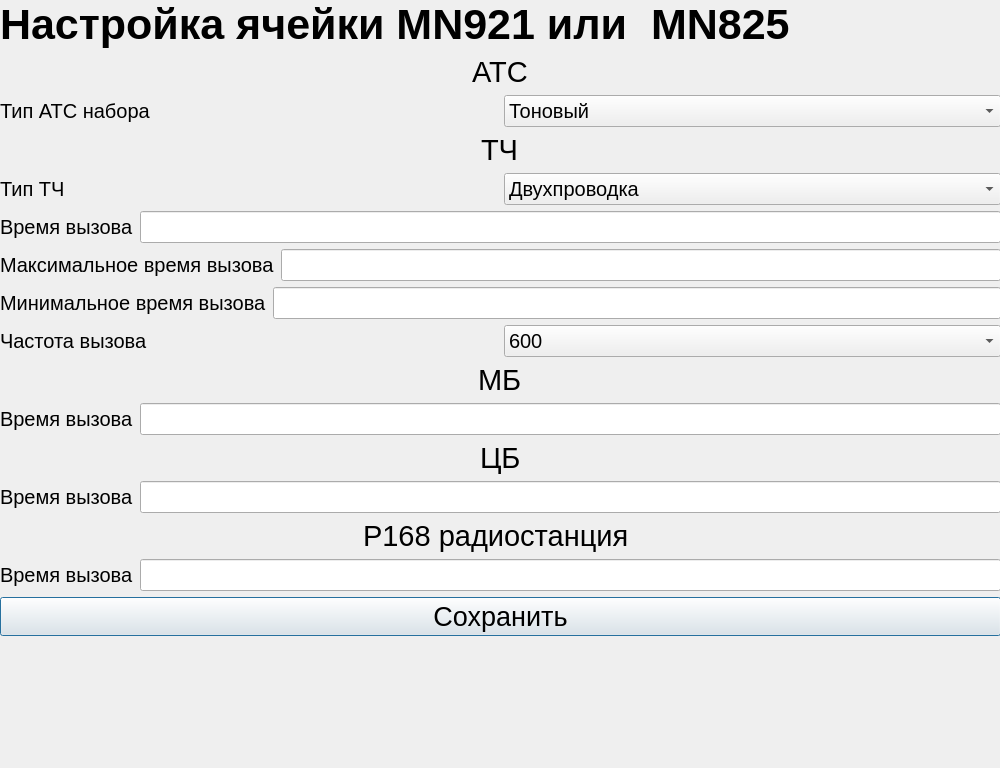
Old version of the form FSMConfigCCK/mn921channelcfg.ui in the repository fsmos/FSMServer.
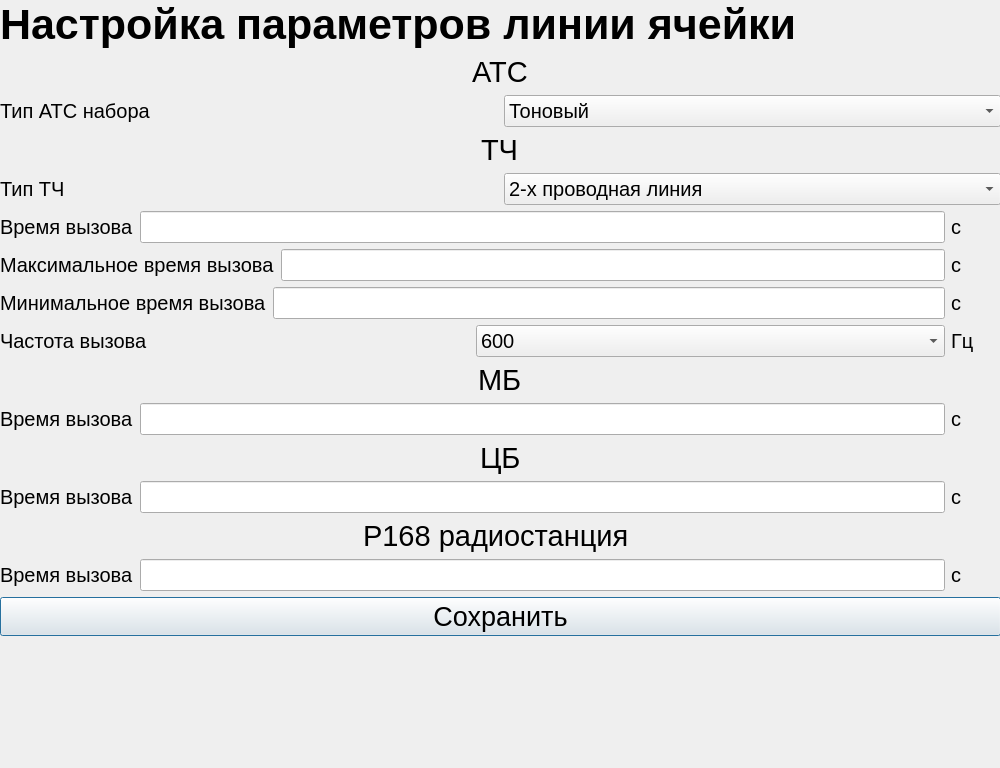
New version of the form.

Patch:
```diff
--- a/FSMConfigCCK/mn921channelcfg.ui
+++ b/FSMConfigCCK/mn921channelcfg.ui
@@ -49,7 +49,7 @@
            </font>
           </property>
           <property name="text">
-           <string>Настройка ячейки MN921 или  MN825 </string>
+           <string>Настройка параметров линии ячейки</string>
           </property>
          </widget>
         </item>
@@ -141,7 +141,7 @@
               </property>
               <item>
                <property name="text">
-                <string>Двухпроводка</string>
+                <string>2-х проводная линия</string>
                </property>
               </item>
               <item>
@@ -181,6 +181,24 @@
               </property>
              </widget>
             </item>
+            <item>
+             <widget class="QLabel" name="label_15">
+              <property name="minimumSize">
+               <size>
+                <width>50</width>
+                <height>0</height>
+               </size>
+              </property>
+              <property name="font">
+               <font>
+                <pointsize>15</pointsize>
+               </font>
+              </property>
+              <property name="text">
+               <string>с</string>
+              </property>
+             </widget>
+            </item>
            </layout>
           </item>
           <item>
@@ -206,6 +224,24 @@
               </property>
              </widget>
             </item>
+            <item>
+             <widget class="QLabel" name="label_16">
+              <property name="minimumSize">
+               <size>
+                <width>50</width>
+                <height>0</height>
+               </size>
+              </property>
+              <property name="font">
+               <font>
+                <pointsize>15</pointsize>
+               </font>
+              </property>
+              <property name="text">
+               <string>с</string>
+              </property>
+             </widget>
+            </item>
            </layout>
           </item>
           <item>
@@ -231,6 +267,24 @@
               </property>
              </widget>
             </item>
+            <item>
+             <widget class="QLabel" name="label_17">
+              <property name="minimumSize">
+               <size>
+                <width>50</width>
+                <height>0</height>
+               </size>
+              </property>
+              <property name="font">
+               <font>
+                <pointsize>15</pointsize>
+               </font>
+              </property>
+              <property name="text">
+               <string>с</string>
+              </property>
+             </widget>
+            </item>
            </layout>
           </item>
           <item>
@@ -266,6 +320,36 @@
               </item>
              </widget>
             </item>
+            <item>
+             <widget class="QLabel" name="label_21">
+              <property name="minimumSize">
+               <size>
+                <width>50</width>
+                <height>0</height>
+               </size>
+              </property>
+              <property name="maximumSize">
+               <size>
+                <width>50</width>
+                <height>16777215</height>
+               </size>
+              </property>
+              <property name="sizeIncrement">
+               <size>
+                <width>50</width>
+                <height>0</height>
+               </size>
+              </property>
+              <property name="font">
+               <font>
+                <pointsize>15</pointsize>
+               </font>
+              </property>
+              <property name="text">
+               <string>Гц</string>
+              </property>
+             </widget>
+            </item>
            </layout>
           </item>
          </layout>
@@ -309,6 +393,24 @@
             </property>
            </widget>
           </item>
+          <item>
+           <widget class="QLabel" name="label_18">
+            <property name="minimumSize">
+             <size>
+              <width>50</width>
+              <height>0</height>
+             </size>
+            </property>
+            <property name="font">
+             <font>
+              <pointsize>15</pointsize>
+             </font>
+            </property>
+            <property name="text">
+             <string>с</string>
+            </property>
+           </widget>
+          </item>
          </layout>
         </item>
        </layout>
@@ -350,6 +452,24 @@
             </property>
            </widget>
           </item>
+          <item>
+           <widget class="QLabel" name="label_19">
+            <property name="minimumSize">
+             <size>
+              <width>50</width>
+              <height>0</height>
+             </size>
+            </property>
+            <property name="font">
+             <font>
+              <pointsize>15</pointsize>
+             </font>
+            </property>
+            <property name="text">
+             <string>с</string>
+            </property>
+           </widget>
+          </item>
          </layout>
         </item>
         <item>
@@ -390,6 +510,24 @@
             </property>
            </widget>
           </item>
+          <item>
+           <widget class="QLabel" name="label_20">
+            <property name="minimumSize">
+             <size>
+              <width>50</width>
+              <height>0</height>
+             </size>
+            </property>
+            <property name="font">
+             <font>
+              <pointsize>15</pointsize>
+             </font>
+            </property>
+            <property name="text">
+             <string>с</string>
+            </property>
+           </widget>
+          </item>
          </layout>
         </item>
         <item>
```
Left out of the diff: 6 changed lines with no effect on the pictures.
